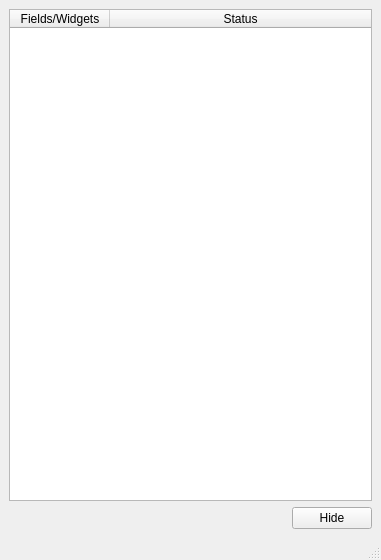
The window that designer/ui_helpGui.ui (neutrons/addie) describes before a commit, drawn with Qt 5.
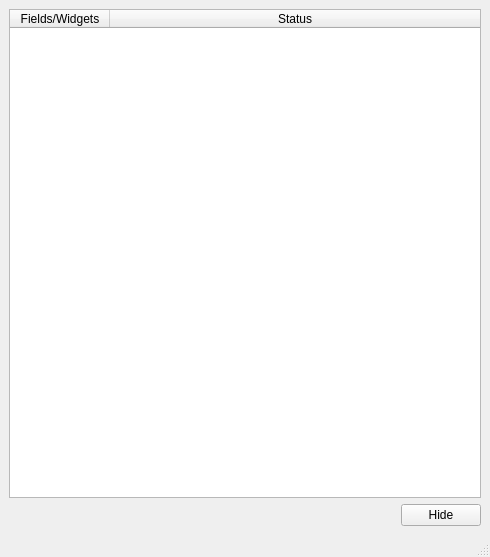
The same window after the commit.

Commit message: Full implementation of autonom tab

The edit to the form file:
```diff
--- a/designer/ui_helpGui.ui
+++ b/designer/ui_helpGui.ui
@@ -6,8 +6,8 @@
    <rect>
     <x>0</x>
     <y>0</y>
-    <width>381</width>
-    <height>560</height>
+    <width>490</width>
+    <height>557</height>
    </rect>
   </property>
   <property name="windowTitle">
```
Left out of the diff: 2 changed lines with no effect on the pictures. The commit also changes 7 other files.
